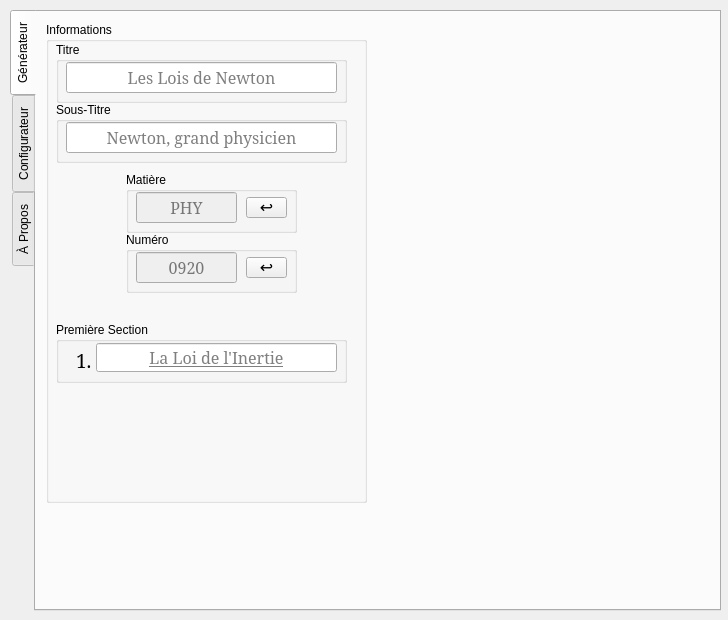
Before: the Qt Designer form pyEtude.ui in BourgonLaurent/pyEtude, drawn with Qt 5.
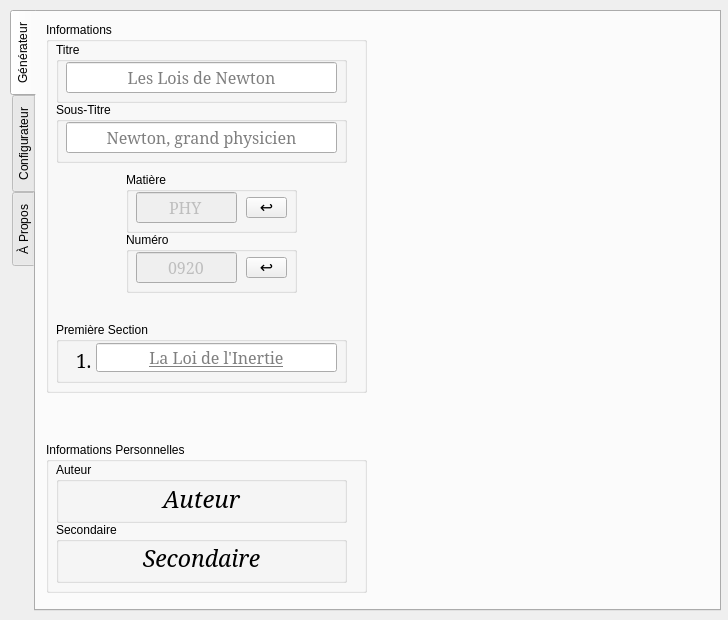
After: the same form once the commit is applied.

Commit message: Selection matiere possible

```diff
--- a/pyEtude.ui
+++ b/pyEtude.ui
@@ -72,7 +72,7 @@
         <x>10</x>
         <y>10</y>
         <width>321</width>
-        <height>481</height>
+        <height>371</height>
        </rect>
       </property>
       <property name="title">
@@ -217,12 +217,18 @@
              <pointsize>12</pointsize>
             </font>
            </property>
-           <property name="alignment">
-            <set>Qt::AlignCenter</set>
-           </property>
-           <property name="placeholderText">
+           <property name="text">
             <string>PHY</string>
            </property>
+           <property name="frame">
+            <bool>true</bool>
+           </property>
+           <property name="alignment">
+            <set>Qt::AlignCenter</set>
+           </property>
+           <property name="placeholderText">
+            <string/>
+           </property>
            <property name="clearButtonEnabled">
             <bool>false</bool>
            </property>
@@ -314,12 +320,15 @@
              <pointsize>12</pointsize>
             </font>
            </property>
-           <property name="alignment">
-            <set>Qt::AlignCenter</set>
-           </property>
-           <property name="placeholderText">
+           <property name="text">
             <string>0920</string>
            </property>
+           <property name="alignment">
+            <set>Qt::AlignCenter</set>
+           </property>
+           <property name="placeholderText">
+            <string/>
+           </property>
            <property name="clearButtonEnabled">
             <bool>false</bool>
            </property>
@@ -443,6 +452,109 @@
        <zorder>sectionNumLabel</zorder>
       </widget>
      </widget>
+     <widget class="QGroupBox" name="infoPersoGroupBox">
+      <property name="geometry">
+       <rect>
+        <x>10</x>
+        <y>430</y>
+        <width>321</width>
+        <height>151</height>
+       </rect>
+      </property>
+      <property name="toolTip">
+       <string>Pour modifier les informations, veuillez aller dans le Configurateur</string>
+      </property>
+      <property name="title">
+       <string>Informations Personnelles</string>
+      </property>
+      <widget class="QGroupBox" name="auteurPersoGroupBox">
+       <property name="geometry">
+        <rect>
+         <x>10</x>
+         <y>20</y>
+         <width>291</width>
+         <height>61</height>
+        </rect>
+       </property>
+       <property name="title">
+        <string>Auteur</string>
+       </property>
+       <widget class="QLabel" name="auteurPersoLabel">
+        <property name="geometry">
+         <rect>
+          <x>10</x>
+          <y>20</y>
+          <width>271</width>
+          <height>31</height>
+         </rect>
+        </property>
+        <property name="font">
+         <font>
+          <family>Garamond</family>
+          <pointsize>18</pointsize>
+          <italic>true</italic>
+         </font>
+        </property>
+        <property name="text">
+         <string>Auteur</string>
+        </property>
+        <property name="textFormat">
+         <enum>Qt::RichText</enum>
+        </property>
+        <property name="scaledContents">
+         <bool>false</bool>
+        </property>
+        <property name="alignment">
+         <set>Qt::AlignCenter</set>
+        </property>
+       </widget>
+      </widget>
+      <widget class="QGroupBox" name="secPersoGroupBox">
+       <property name="geometry">
+        <rect>
+         <x>10</x>
+         <y>80</y>
+         <width>291</width>
+         <height>61</height>
+        </rect>
+       </property>
+       <property name="title">
+        <string>Secondaire</string>
+       </property>
+       <widget class="QLabel" name="secPersoLabel">
+        <property name="geometry">
+         <rect>
+          <x>10</x>
+          <y>20</y>
+          <width>271</width>
+          <height>31</height>
+         </rect>
+        </property>
+        <property name="font">
+         <font>
+          <family>Garamond</family>
+          <pointsize>17</pointsize>
+          <italic>true</italic>
+         </font>
+        </property>
+        <property name="text">
+         <string>Secondaire</string>
+        </property>
+        <property name="textFormat">
+         <enum>Qt::RichText</enum>
+        </property>
+        <property name="scaledContents">
+         <bool>true</bool>
+        </property>
+        <property name="alignment">
+         <set>Qt::AlignCenter</set>
+        </property>
+        <property name="wordWrap">
+         <bool>false</bool>
+        </property>
+       </widget>
+      </widget>
+     </widget>
     </widget>
     <widget class="QWidget" name="tab_config">
      <attribute name="title">
```
Left out of the diff: 16 changed lines with no effect on the pictures. The commit also changes 1 other file.
